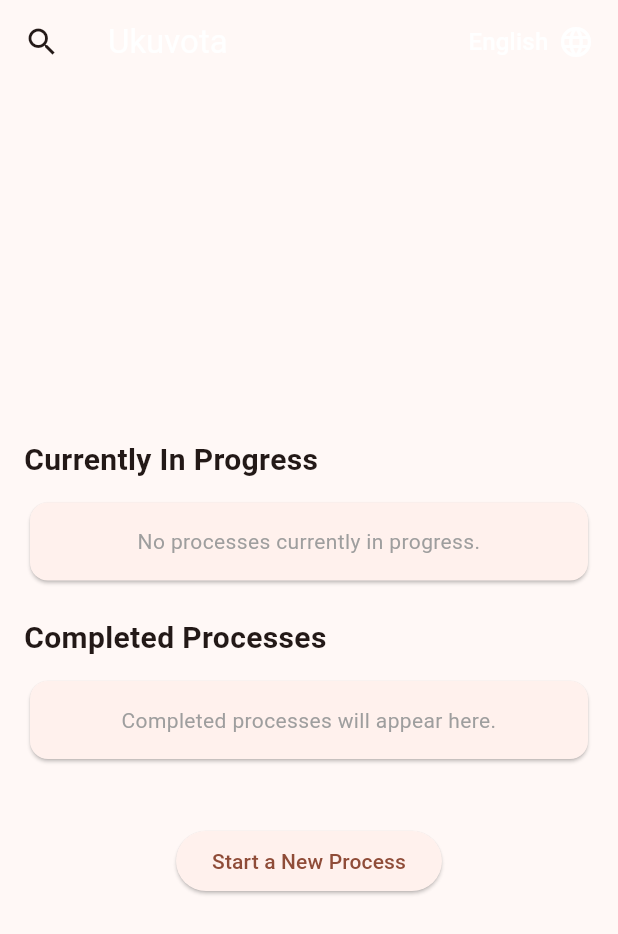
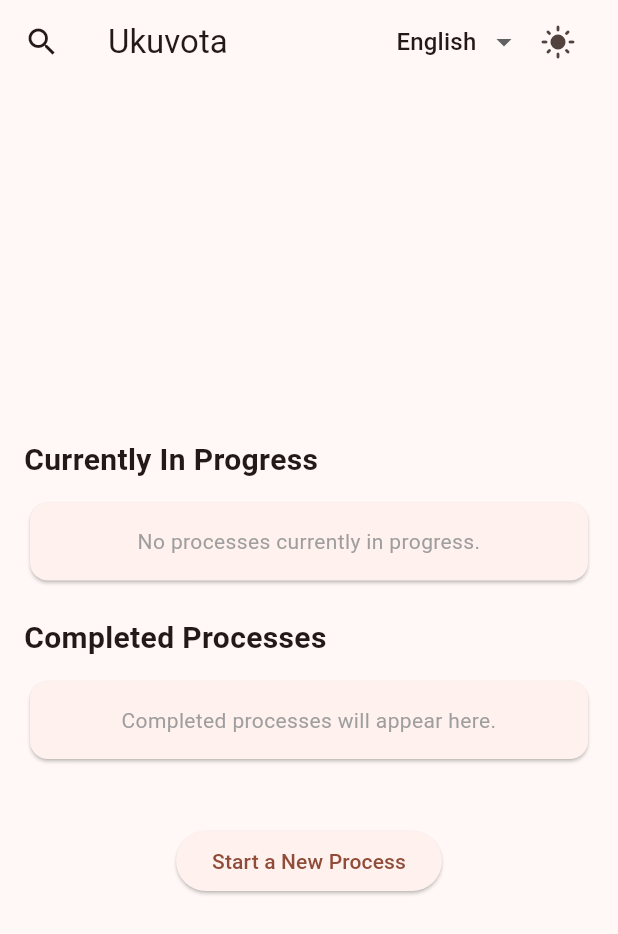
Before and after one commit to naoxio/ukuvota, a Flutter app: the screen it shows after launch, on a phone screen of 412 x 824 dp. Shown: the top 934 px of the screen. Run offline on Flutter 3.47's test engine with Material 3 defaults, Android fonts, the phone set to English and light mode, and no system bars; our stand-ins replace firebase_core, firebase_database, flutter_markdown, flutter_svg, flutter_widget_from_html, go_router and 4 more; missing offline and left inert: flutter_quill, flutter_timezone_plus, universal_html, vsc_quill_delta_to_html; accounts and stored records are empty; generated files the repository leaves out were written again.

Commit message:
add theme toggler

```diff
--- /dev/null
+++ b/lib/app_state.dart
@@ -0,0 +1,24 @@
+/*
+ * This Source Code Form is subject to the terms of the Mozilla Public
+ * License, v. 2.0. If a copy of the MPL was not distributed with this
+ * file, You can obtain one at https://mozilla.org/MPL/2.0/.
+ */
+import 'package:flutter/material.dart';
+
+class MyAppState extends ChangeNotifier {
+  Locale _locale = const Locale('en');
+  ThemeMode _themeMode = ThemeMode.system;
+
+  Locale get locale => _locale;
+  ThemeMode get themeMode => _themeMode;
+
+  void setLocale(Locale locale) {
+    _locale = locale;
+    notifyListeners();
+  }
+
+  void setThemeMode(ThemeMode themeMode) {
+    _themeMode = themeMode;
+    notifyListeners();
+  }
+}
--- a/lib/l10n/app_de.arb
+++ b/lib/l10n/app_de.arb
@@ -139,7 +139,8 @@
   "noProcessesInProgress": "Derzeit sind keine Prozesse in Bearbeitung.",
   "completedProcesses": "Abgeschlossene Prozesse",
   "completedProcessesEmptyMessage": "Abgeschlossene Prozesse werden hier angezeigt.",
-  "startNewProcess": "Neuen Prozess starten"
+  "startNewProcess": "Neuen Prozess starten",
+  "searchFieldLabel": "Geben Sie die ID oder URL eines bestehenden Prozesses ein"
 
 
 }
--- a/lib/l10n/app_en.arb
+++ b/lib/l10n/app_en.arb
@@ -138,7 +138,7 @@
   "noProcessesInProgress": "No processes currently in progress.",
   "completedProcesses": "Completed Processes",
   "completedProcessesEmptyMessage": "Completed processes will appear here.",
-  "startNewProcess": "Start a New Process"
-
+  "startNewProcess": "Start a New Process",
+  "searchFieldLabel": "Input the ID or URL of an existing process"
 
 }
--- a/lib/l10n/app_es.arb
+++ b/lib/l10n/app_es.arb
@@ -140,7 +140,9 @@
   "noProcessesInProgress": "No hay procesos actualmente en progreso.",
   "completedProcesses": "Procesos completados",
   "completedProcessesEmptyMessage": "Los procesos completados aparecerán aquí.",
-  "startNewProcess": "Iniciar un nuevo proceso"
+  "startNewProcess": "Iniciar un nuevo proceso",
+  "searchFieldLabel": "Ingresa el ID o URL de un proceso existente"
+
 
 
 }
--- a/lib/l10n/app_it.arb
+++ b/lib/l10n/app_it.arb
@@ -139,6 +139,8 @@
   "noProcessesInProgress": "Nessun processo attualmente in corso.",
   "completedProcesses": "Processi completati",
   "completedProcessesEmptyMessage": "I processi completati verranno visualizzati qui.",
-  "startNewProcess": "Avvia un nuovo processo"
+  "startNewProcess": "Avvia un nuovo processo",
+  "searchFieldLabel": "Inserisci l'ID o l'URL di un processo esistente"
+
 
 }
--- a/lib/main.dart
+++ b/lib/main.dart
@@ -12,6 +12,7 @@ import 'package:firebase_core/firebase_core.dart';
 import 'firebase_options.dart';
 import 'package:provider/provider.dart';
 import 'package:ukuvota/providers/process_data_provider.dart';
+import 'package:ukuvota/app_state.dart';
 
 void main() async {
   WidgetsFlutterBinding.ensureInitialized();
@@ -22,34 +23,19 @@ void main() async {
   runApp(const MyApp());
 }
 
-class MyApp extends StatefulWidget {
+class MyApp extends StatelessWidget {
   const MyApp({super.key});
-
-  @override
-  MyAppState createState() => MyAppState();
-
-  static void setLocale(BuildContext context, Locale newLocale) {
-    MyAppState? state = context.findAncestorStateOfType<MyAppState>();
-    state?.setLocale(newLocale);
-  }
-}
-
-class MyAppState extends State<MyApp> {
-  Locale _locale = const Locale('en');
-
-  void setLocale(Locale locale) {
-    setState(() {
-      _locale = locale;
-    });
-  }
 
   @override
   Widget build(BuildContext context) {
     return MultiProvider(
       providers: [
         ChangeNotifierProvider(create: (_) => ProcessDataProvider()),
+        ChangeNotifierProvider(create: (_) => MyAppState()),
       ],
-      child: MaterialApp.router(
+      child: Consumer<MyAppState>(
+        builder: (context, appState, _) {
+          return MaterialApp.router(
             title: 'Ukuvota',
             debugShowCheckedModeBanner: false,
             theme: ThemeData(
@@ -66,6 +52,7 @@ class MyAppState extends State<MyApp> {
               ),
               useMaterial3: true,
             ),
+            themeMode: appState.themeMode,
             localizationsDelegates: const [
               AppLocalizations.delegate,
               GlobalMaterialLocalizations.delegate,
@@ -78,8 +65,10 @@ class MyAppState extends State<MyApp> {
               Locale('es', ''),
               Locale('it', ''),
             ],
-        locale: _locale,
+            locale: appState.locale,
             routerConfig: router,
+          );
+        },
       ),
     );
   }
--- a/lib/services/process_data_service.dart
+++ b/lib/services/process_data_service.dart
@@ -31,11 +31,7 @@ class ProcessDataService {
           'proposals': processData['proposals'],
         });
       }
-
-      print('Process created successfully');
-      print(processId);
     } catch (error) {
-      print(error);
       throw Exception('Failed to create the process: $error');
     }
   }
--- a/lib/widgets/language_switcher.dart
+++ b/lib/widgets/language_switcher.dart
@@ -5,26 +5,23 @@
  */
 import 'package:flutter/material.dart';
 import 'package:flutter_gen/gen_l10n/app_localizations.dart';
-import 'package:ukuvota/main.dart';
+import 'package:provider/provider.dart';
+import 'package:ukuvota/app_state.dart';
 
 class LanguageSwitcher extends StatelessWidget {
-  final bool hideIcon;
-
-  const LanguageSwitcher({Key? key, this.hideIcon = false}) : super(key: key);
+  const LanguageSwitcher({Key? key}) : super(key: key);
 
   @override
   Widget build(BuildContext context) {
+    final appState = Provider.of<MyAppState>(context, listen: false);
     final localizations = AppLocalizations.of(context)!;
+
     return DropdownButton<String>(
       underline: Container(),
-      dropdownColor: Theme.of(context).primaryColor,
-      icon: hideIcon
-          ? const SizedBox()
-          : const Icon(Icons.language, color: Colors.white),
       value: localizations.localeName,
       onChanged: (String? newValue) {
         if (newValue != null) {
-          MyApp.setLocale(context, Locale(newValue));
+          appState.setLocale(Locale(newValue));
         }
       },
       items: AppLocalizations.supportedLocales.map((locale) {
@@ -37,11 +34,7 @@ class LanguageSwitcher extends StatelessWidget {
               'it': 'Italiano',
             }[languageCode] ??
             languageCode;
-        return DropdownMenuItem(
-          value: languageCode,
-          child:
-              Text(languageName, style: const TextStyle(color: Colors.white)),
-        );
+        return DropdownMenuItem(value: languageCode, child: Text(languageName));
       }).toList(),
     );
   }
--- a/lib/widgets/layout/custom_app_bar.dart
+++ b/lib/widgets/layout/custom_app_bar.dart
@@ -7,20 +7,19 @@ import 'package:flutter/material.dart';
 import 'package:go_router/go_router.dart';
 import 'package:ukuvota/widgets/language_switcher.dart';
 import 'package:ukuvota/widgets/search_delegate.dart';
+import 'package:provider/provider.dart';
+import 'package:ukuvota/app_state.dart';
 
-class CustomAppBar extends StatefulWidget implements PreferredSizeWidget {
+class CustomAppBar extends StatelessWidget implements PreferredSizeWidget {
   const CustomAppBar({Key? key}) : super(key: key);
 
   @override
-  CustomAppBarState createState() => CustomAppBarState();
+  Size get preferredSize => const Size.fromHeight(kToolbarHeight);
 
   @override
-  Size get preferredSize => const Size.fromHeight(kToolbarHeight);
-}
+  Widget build(BuildContext context) {
+    final appState = Provider.of<MyAppState>(context);
 
-class CustomAppBarState extends State<CustomAppBar> {
-  @override
-  Widget build(BuildContext context) {
     return AppBar(
       automaticallyImplyLeading: false,
       leading: IconButton(
@@ -28,21 +27,31 @@ class CustomAppBarState extends State<CustomAppBar> {
         onPressed: () {
           showSearch(
             context: context,
-            delegate: CustomSearchDelegate(),
+            delegate: CustomSearchDelegate(context),
           );
         },
       ),
       title: InkWell(
         onTap: () => context.go('/'),
-        child: const Text(
-          'Ukuvota',
-          style: TextStyle(color: Colors.white),
-        ),
+        child: const Text('Ukuvota'),
       ),
-      actions: const [
+      actions: [
         Row(
           children: [
             LanguageSwitcher(),
+            IconButton(
+              icon: Icon(
+                appState.themeMode == ThemeMode.light
+                    ? Icons.dark_mode
+                    : Icons.light_mode,
+              ),
+              onPressed: () {
+                final currentThemeMode = appState.themeMode == ThemeMode.light
+                    ? ThemeMode.dark
+                    : ThemeMode.light;
+                appState.setThemeMode(currentThemeMode);
+              },
+            ),
             SizedBox(width: 16),
           ],
         ),
--- a/lib/widgets/layout/custom_drawer.dart
+++ b/lib/widgets/layout/custom_drawer.dart
@@ -38,7 +38,7 @@ class CustomDrawer extends StatelessWidget {
                         context: context,
                         builder: (context) => const AlertDialog(
                           title: Text('Select Language'),
-                          content: LanguageSwitcher(hideIcon: true),
+                          content: LanguageSwitcher(),
                         ),
                       );
                     },
--- a/lib/widgets/search_delegate.dart
+++ b/lib/widgets/search_delegate.dart
@@ -5,10 +5,16 @@
  */
 import 'package:flutter/material.dart';
 import 'package:go_router/go_router.dart';
+import 'package:flutter_gen/gen_l10n/app_localizations.dart';
 
 class CustomSearchDelegate extends SearchDelegate {
+  final BuildContext appContext;
+
+  CustomSearchDelegate(this.appContext);
+
   @override
-  String get searchFieldLabel => 'Input the UUID of the process';
+  String get searchFieldLabel =>
+      AppLocalizations.of(appContext)!.searchFieldLabel;
 
   @override
   List<Widget> buildActions(BuildContext context) {
--- /dev/null
+++ b/metadata/en-US/changelogs/2.txt
@@ -0,0 +1,2 @@
+* Add theme toggler
+* Translation for search bar
--- a/pubspec.yaml
+++ b/pubspec.yaml
@@ -2,7 +2,7 @@ name: ukuvota
 description: "A new Flutter project."
 publish_to: 'none'
 
-version: 1.0.0+1
+version: 1.0.0+2
 
 environment:
   sdk: '>=3.2.6 <4.0.0'
```
Also changed, not shown: 3 other files. Lines whose indentation alone changed are shown as unchanged.
